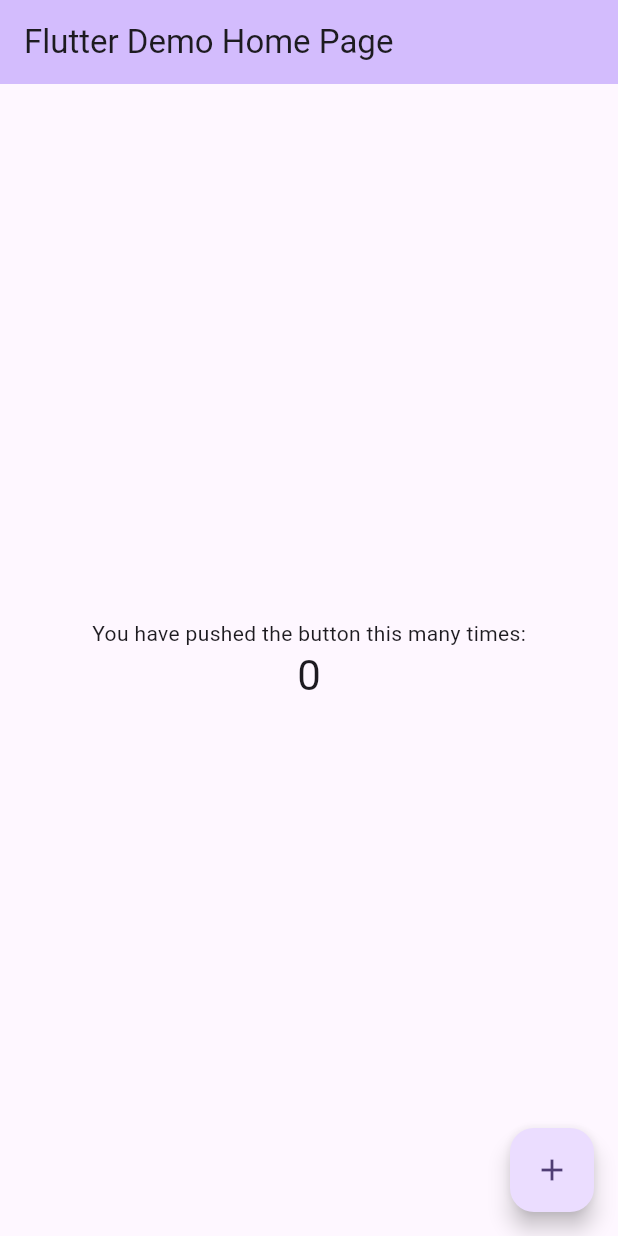
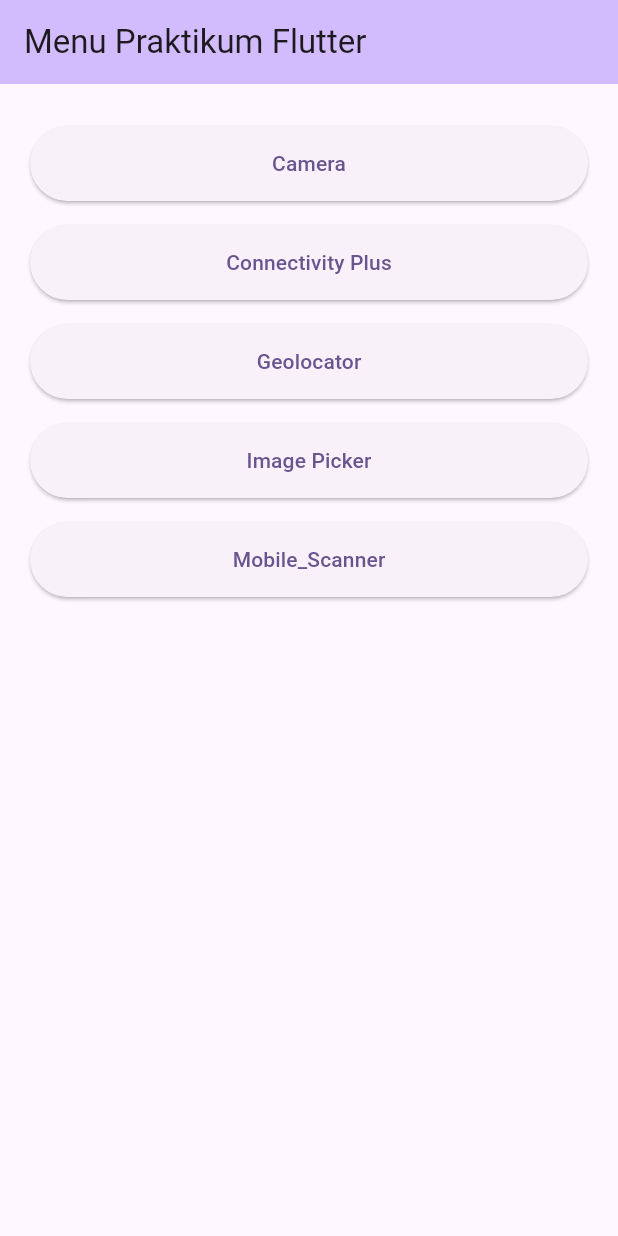
Before and after one commit to tikaputri12/pratikum_dua_kelompok_tiga, a Flutter app: the screen it shows after launch, on a phone screen of 412 x 824 dp. Run offline on Flutter 3.47's test engine with Material 3 defaults, Android fonts, the phone set to English and light mode, and no system bars; our stand-ins replace camera, connectivity_plus, geolocator, image_picker, video_player; missing offline and left inert: baseflow_plugin_template, mobile_scanner.

Commit message:
Update main.dart

```diff
--- a/lib/main.dart
+++ b/lib/main.dart
@@ -1,4 +1,12 @@
 import 'package:flutter/material.dart';
+import 'package:pratikum_dua_kelompok_tiga/camera.dart' show CameraExampleHome;
+import 'package:pratikum_dua_kelompok_tiga/connectivity_plus.dart'
+    show ConnectivityPage;
+import 'package:pratikum_dua_kelompok_tiga/geolocator.dart'
+    show GeolocatorWidget;
+import 'package:pratikum_dua_kelompok_tiga/image_picker.dart' show MyAppImage;
+import 'package:pratikum_dua_kelompok_tiga/mobile_scanner.dart' show MobileScannerSimple;
+
 
 void main() {
   runApp(const MyApp());
@@ -7,24 +15,20 @@ void main() {
 class MyApp extends StatelessWidget {
   const MyApp({super.key});
 
-  // This widget is the root of your application.
   @override
   Widget build(BuildContext context) {
     return MaterialApp(
-      title: 'Flutter Demo',
+      title: 'Praktikum Plugin Flutter',
       theme: ThemeData(
-
         colorScheme: ColorScheme.fromSeed(seedColor: Colors.deepPurple),
       ),
-      home: const MyHomePage(title: 'Flutter Demo Home Page'),
+      home: const MyHomePage(title: 'Menu Praktikum Flutter'),
     );
   }
 }
 
 class MyHomePage extends StatefulWidget {
   const MyHomePage({super.key, required this.title});
-
-
 
   final String title;
 
@@ -33,44 +37,48 @@ class MyHomePage extends StatefulWidget {
 }
 
 class _MyHomePageState extends State<MyHomePage> {
-  int _counter = 0;
-
-  void _incrementCounter() {
-    setState(() {
-
-      _counter++;
-    });
+  Widget menuButton(String title, Widget page) {
+    return Padding(
+      padding: const EdgeInsets.symmetric(vertical: 8),
+      child: ElevatedButton(
+        style: ElevatedButton.styleFrom(
+          minimumSize: const Size(double.infinity, 50),
+        ),
+        child: Text(title),
+        onPressed: () {
+          Navigator.push(
+            context,
+            MaterialPageRoute(builder: (context) => page),
+          );
+        },
+      ),
+    );
   }
 
   @override
   Widget build(BuildContext context) {
-
-
     return Scaffold(
       appBar: AppBar(
+        title: Text(widget.title),
+        backgroundColor: Theme.of(context).colorScheme.inversePrimary,
+      ),
 
-        backgroundColor: Theme.of(context).colorScheme.inversePrimary,
-
-        title: Text(widget.title),
-      ),
-      body: Center(
+      body: Padding(
+        padding: const EdgeInsets.all(20),
 
         child: Column(
+          children: [
+            menuButton("Camera", const CameraExampleHome()),
 
-          mainAxisAlignment: MainAxisAlignment.center,
-          children: <Widget>[
-            const Text('You have pushed the button this many times:'),
-            Text(
-              '$_counter',
-              style: Theme.of(context).textTheme.headlineMedium,
-            ),
+            menuButton("Connectivity Plus", const ConnectivityPage()),
+
+            menuButton("Geolocator", const GeolocatorWidget()),
+
+            menuButton("Image Picker", const MyAppImage()),
+
+            menuButton("Mobile_Scanner", const MobileScannerSimple()),
           ],
         ),
-      ),
-      floatingActionButton: FloatingActionButton(
-        onPressed: _incrementCounter,
-        tooltip: 'Increment',
-        child: const Icon(Icons.add),
       ),
     );
   }
```
